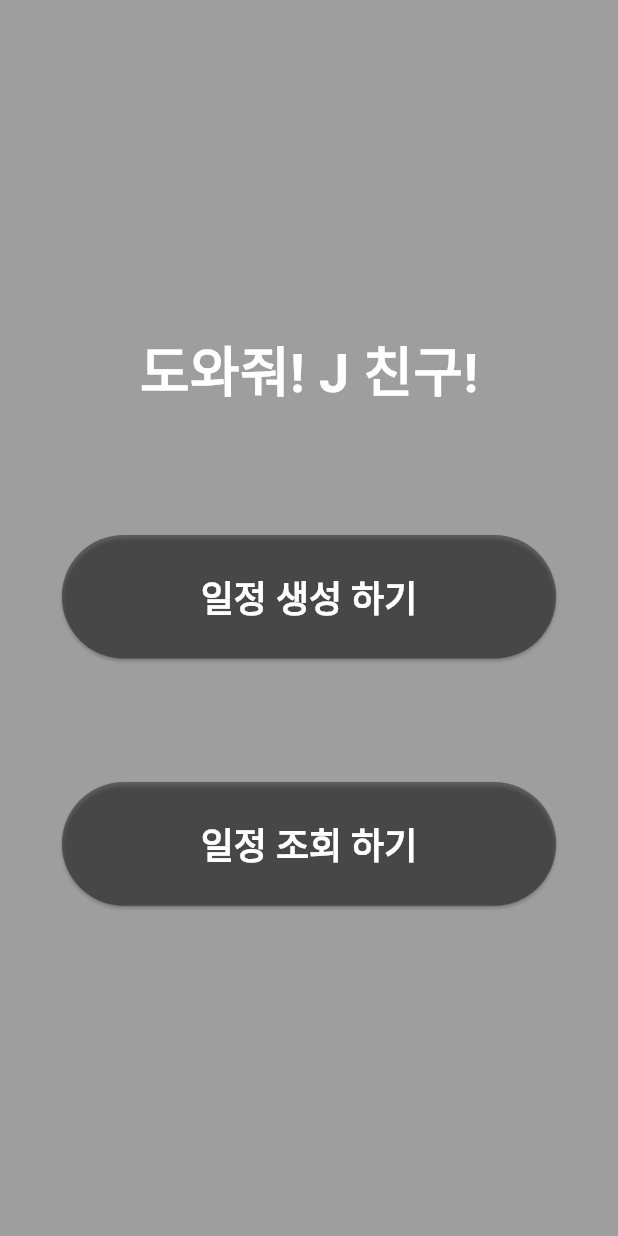
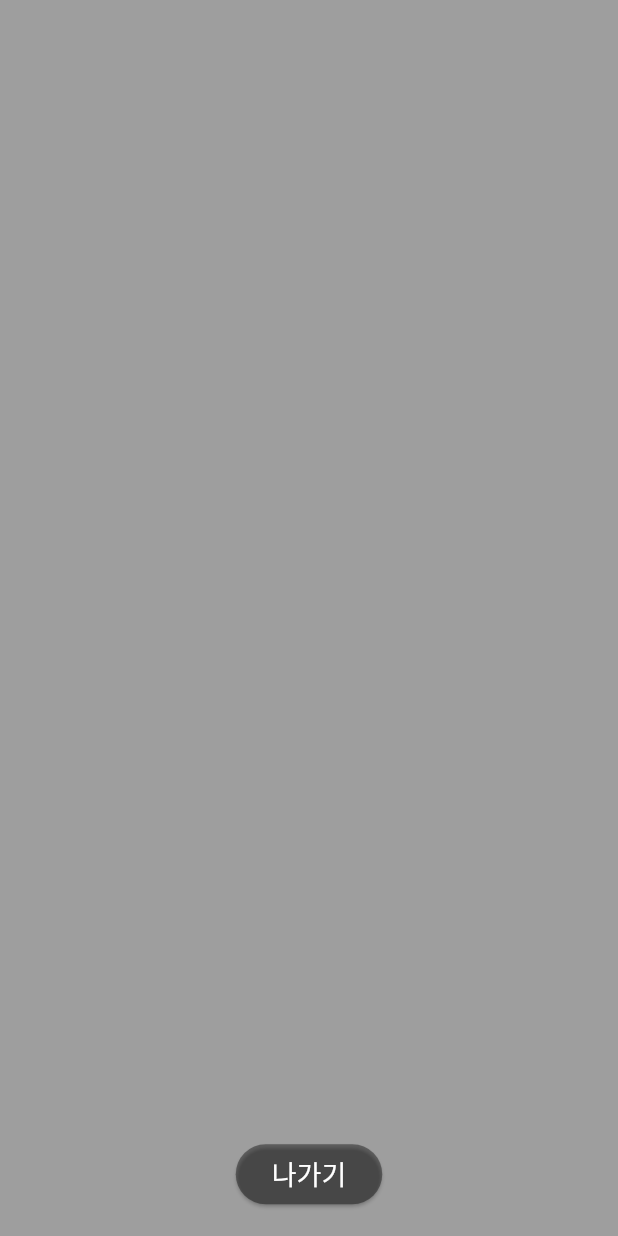
Before and after one commit to winteeeee/HelpMeJFriend, a Flutter app: the screen it shows after launch, after a tap on "일정 조회 하기", on a phone screen of 412 x 824 dp. Run offline on Flutter 3.47's test engine with Material 3 defaults, Android fonts, the phone set to English and light mode, and no system bars; our stand-ins replace google_maps_flutter, sqflite, sqflite_common_ffi; accounts and stored records are empty.

Commit message:
일정 조회 화면

```diff
--- a/lib/persistence/entity/plan.dart
+++ b/lib/persistence/entity/plan.dart
@@ -30,8 +30,8 @@ class Plan extends Entity {
     return Plan(
         id: map['id'],
         name: map['name'],
-        startDate: map['start_date'],
-        endDate: map['end_date'],
+        startDate: DateTime.parse(map['start_date']),
+        endDate: DateTime.parse(map['end_date']),
         accommodationPositionId: map['accommodation_position_id'],
     );
   }
--- a/lib/route/main_route.dart
+++ b/lib/route/main_route.dart
@@ -1,5 +1,6 @@
 import 'package:flutter/material.dart';
 import 'package:help_me_j_friend/route/plan_create_route.dart';
+import 'package:help_me_j_friend/route/plan_find_route.dart';
 import 'package:help_me_j_friend/style/button_style.dart';
 import 'package:help_me_j_friend/style/text_style.dart';
 
@@ -39,7 +40,9 @@ class MainRoute extends StatelessWidget {
                 width: screenWidth * 0.8,
                 height: screenHeight * 0.1,
                 child: ElevatedButton(
-                    onPressed: () {},
+                    onPressed: () {
+                      Navigator.push(context, MaterialPageRoute(builder: (_) => const PlanFindRoute()));
+                    },
                     style: JFriendButtonStyle.mainElevatedButtonStyle,
                     child: const Text("일정 조회 하기")
                 ),
--- /dev/null
+++ b/lib/route/plan_find_route.dart
@@ -0,0 +1,90 @@
+import 'package:flutter/material.dart';
+import 'package:help_me_j_friend/persistence/entity/plan.dart';
+import 'package:help_me_j_friend/persistence/repository/plan_repository.dart';
+import 'package:help_me_j_friend/route/main_route.dart';
+import 'package:help_me_j_friend/style/button_style.dart';
+import 'package:help_me_j_friend/style/text_style.dart';
+import 'package:help_me_j_friend/widget/loading.dart';
+
+class PlanFindRoute extends StatefulWidget {
+  const PlanFindRoute({super.key});
+
+  @override
+  State<StatefulWidget> createState() => _PlanFindState();
+}
+
+class _PlanFindState extends State<PlanFindRoute> {
+  PlanRepository planRepository = PlanRepository();
+
+  Future<List<Plan>> _fetchPlans() async {
+    return planRepository.findAll();
+  }
+
+  @override
+  Widget build(BuildContext context) {
+    double screenWidth = MediaQuery.of(context).size.width;
+    double screenHeight = MediaQuery.of(context).size.height;
+
+    return MaterialApp(
+      home: Scaffold(
+        backgroundColor: Colors.grey,
+        body: FutureBuilder(
+            future: _fetchPlans(),
+            builder: (context, snapshot) {
+              if (snapshot.connectionState == ConnectionState.waiting) {
+                return Center(child: Loading(width: screenWidth * 0.5, height: screenHeight * 0.5));
+              }
+
+              if (snapshot.hasError) {
+                return Center(
+                  child: Column(
+                    mainAxisAlignment: MainAxisAlignment.center,
+                    children: [
+                      Text("일정을 가져오는 중 오류가 발생했습니다.\n${snapshot.error}", style: JFriendTextStyle.textBold24),
+                      SizedBox(height: screenHeight * 0.1),
+                      ElevatedButton(onPressed: () {
+                        Navigator.pushReplacement(context, MaterialPageRoute(builder: (_) => const MainRoute()));
+                      }, style: JFriendButtonStyle.subElevatedButtonStyle,
+                          child: const Text("나가기"))
+                    ],
+                  ),
+                );
+              }
+
+              if (snapshot.hasData) {
+                List<Plan>? plans = snapshot.data;
+                return Center(
+                  child: Column(
+                    mainAxisAlignment: MainAxisAlignment.center,
+                    children: [
+                      SizedBox(
+                        width: screenWidth,
+                        height: screenHeight * 0.8,
+                        child: ListView.builder(
+                            itemCount: plans?.length,
+                            itemBuilder: (context, idx) {
+                              Plan plan = plans![idx];
+                              return ListTile(
+                                title: Text(plan.name, style: JFriendTextStyle.textBold24),
+                                subtitle: Text("${plan.startDate.toString().split(" ")[0]} - ${plan.endDate.toString().split(" ")[0]}",
+                                    style: JFriendTextStyle.text18),
+                              );
+                            }
+                        ),
+                      ),
+                      SizedBox(height: screenHeight * 0.1),
+                      ElevatedButton(onPressed: () {
+                        Navigator.pushReplacement(context, MaterialPageRoute(builder: (_) => const MainRoute()));
+                      }, style: JFriendButtonStyle.subElevatedButtonStyle,
+                          child: const Text("나가기"))
+                    ],
+                  ),
+                );
+              }
+              return Center(child: Loading(width: screenWidth * 0.5, height: screenHeight * 0.5));
+            }
+        )
+      ),
+    );
+  }
+}
--- /dev/null
+++ b/lib/widget/loading.dart
@@ -0,0 +1,17 @@
+import 'package:flutter/material.dart';
+
+class Loading extends StatelessWidget {
+  final double width;
+  final double height;
+
+  const Loading({super.key, required this.width, required this.height});
+
+  @override
+  Widget build(BuildContext context) {
+    return SizedBox(
+      width: width,
+      height: height,
+      child: const CircularProgressIndicator(),
+    );
+  }
+}
--- a/pubspec.yaml
+++ b/pubspec.yaml
@@ -1,5 +1,5 @@
 name: help_me_j_friend
-description: "여행 일정 짜주는 J 친구"
+description: "여행 일정 관리해주는 J 친구"
 publish_to: 'none'
 version: 1.0.0+1
 
```
